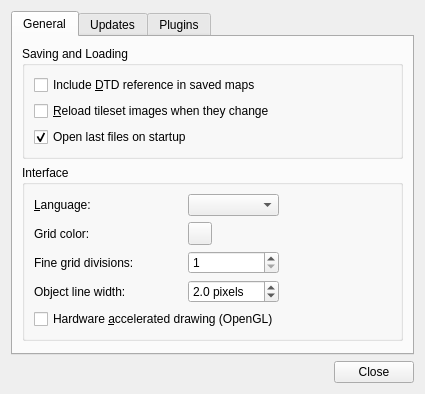
mapeditor/tiled, file src/tiled/preferencesdialog.ui: the form before one commit.
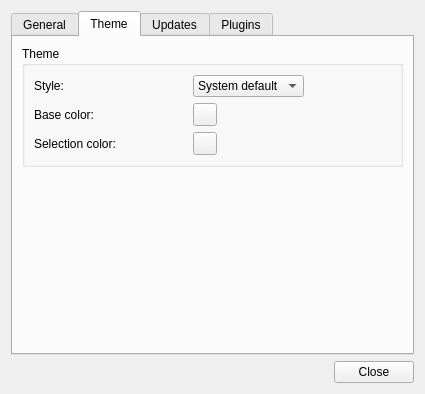
The form after the commit. The open tabs and pages were chosen to show the change. Custom widgets are drawn as their Qt base class.

Commit message:
Added option to use Fusion style, with configurable colors
This is the plain Fusion style for now. A customized style will follow.

Patch:
```diff
--- a/src/tiled/preferencesdialog.ui
+++ b/src/tiled/preferencesdialog.ui
@@ -179,6 +179,108 @@
        </item>
       </layout>
      </widget>
+     <widget class="QWidget" name="tab_2">
+      <attribute name="title">
+       <string>Theme</string>
+      </attribute>
+      <layout class="QVBoxLayout" name="verticalLayout_3">
+       <item>
+        <widget class="QGroupBox" name="groupBox_3">
+         <property name="title">
+          <string>Theme</string>
+         </property>
+         <layout class="QGridLayout" name="gridLayout_4">
+          <item row="0" column="1">
+           <spacer name="horizontalSpacer_4">
+            <property name="orientation">
+             <enum>Qt::Horizontal</enum>
+            </property>
+            <property name="sizeHint" stdset="0">
+             <size>
+              <width>72</width>
+              <height>20</height>
+             </size>
+            </property>
+           </spacer>
+          </item>
+          <item row="0" column="2">
+           <widget class="QComboBox" name="styleCombo">
+            <item>
+             <property name="text">
+              <string>System default</string>
+             </property>
+            </item>
+            <item>
+             <property name="text">
+              <string>Fusion</string>
+             </property>
+            </item>
+           </widget>
+          </item>
+          <item row="2" column="0" colspan="2">
+           <widget class="QLabel" name="selectionColorLabel">
+            <property name="text">
+             <string>Selection color:</string>
+            </property>
+           </widget>
+          </item>
+          <item row="2" column="2">
+           <widget class="Tiled::Internal::ColorButton" name="selectionColor"/>
+          </item>
+          <item row="0" column="0">
+           <widget class="QLabel" name="label_5">
+            <property name="text">
+             <string>Style:</string>
+            </property>
+            <property name="buddy">
+             <cstring>styleCombo</cstring>
+            </property>
+           </widget>
+          </item>
+          <item row="1" column="2">
+           <widget class="Tiled::Internal::ColorButton" name="baseColor"/>
+          </item>
+          <item row="0" column="3">
+           <spacer name="horizontalSpacer">
+            <property name="orientation">
+             <enum>Qt::Horizontal</enum>
+            </property>
+            <property name="sizeHint" stdset="0">
+             <size>
+              <width>72</width>
+              <height>20</height>
+             </size>
+            </property>
+           </spacer>
+          </item>
+          <item row="1" column="0">
+           <widget class="QLabel" name="baseColorLabel">
+            <property name="text">
+             <string>Base color:</string>
+            </property>
+            <property name="buddy">
+             <cstring>baseColor</cstring>
+            </property>
+           </widget>
+          </item>
+         </layout>
+        </widget>
+       </item>
+       <item>
+        <spacer name="verticalSpacer_3">
+         <property name="orientation">
+          <enum>Qt::Vertical</enum>
+         </property>
+         <property name="sizeHint" stdset="0">
+          <size>
+           <width>20</width>
+           <height>40</height>
+          </size>
+         </property>
+        </spacer>
+       </item>
+      </layout>
+     </widget>
      <widget class="QWidget" name="tab_3">
       <attribute name="title">
        <string>Updates</string>
```
The commit also changes 7 other files.
